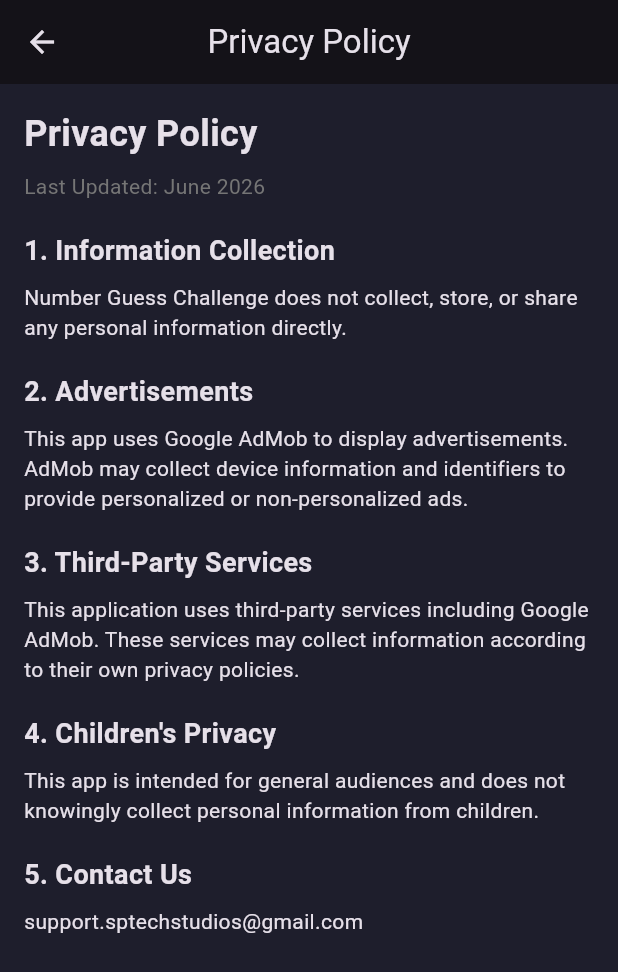
After one commit to subhadip420/number-guess-game, a Flutter app: the PrivacyPolicyPage screen opened directly, on a phone screen of 412 x 824 dp. The commit adds this screen. Shown: the top 972 px of the screen. Run offline on Flutter 3.47's test engine with Material 3 defaults, Android fonts, the phone set to English and light mode, and no system bars; our stand-ins replace audioplayers, confetti, fluttertoast, google_fonts, google_mobile_ads, shared_preferences; accounts and stored records are empty; network calls fail.

Commit message:
Add privacy policy page and about dialog.

```diff
--- /dev/null
+++ b/lib/privacy_policy_page.dart
@@ -0,0 +1,128 @@
+import 'dart:ui';
+
+import 'package:flutter/cupertino.dart';
+import 'package:flutter/material.dart';
+
+class PrivacyPolicyPage extends StatelessWidget {
+  const PrivacyPolicyPage({super.key});
+
+  @override
+  Widget build(BuildContext context) {
+
+    return Scaffold(
+      appBar: AppBar(
+        title: const Text("Privacy Policy"),
+        centerTitle: true,
+      ),
+
+      body: SingleChildScrollView(
+        padding: const EdgeInsets.all(16),
+
+        child: Column(
+          crossAxisAlignment: CrossAxisAlignment.start,
+          children: [
+
+            const Text(
+              "Privacy Policy",
+              style: TextStyle(
+                fontSize: 24,
+                fontWeight: FontWeight.bold,
+              ),
+            ),
+
+            const SizedBox(height: 8),
+
+            Text(
+              "Last Updated: June 2026",
+              style: TextStyle(
+                color: Colors.grey.shade600,
+              ),
+            ),
+
+            const SizedBox(height: 20),
+
+            const Text(
+              "1. Information Collection",
+              style: TextStyle(
+                fontSize: 18,
+                fontWeight: FontWeight.bold,
+              ),
+            ),
+
+            const SizedBox(height: 8),
+
+            const Text(
+              "Number Guess Challenge does not collect, store, or share any personal information directly.",
+            ),
+
+            const SizedBox(height: 20),
+
+            const Text(
+              "2. Advertisements",
+              style: TextStyle(
+                fontSize: 18,
+                fontWeight: FontWeight.bold,
+              ),
+            ),
+
+            const SizedBox(height: 8),
+
+            const Text(
+              "This app uses Google AdMob to display advertisements. AdMob may collect device information and identifiers to provide personalized or non-personalized ads.",
+            ),
+
+            const SizedBox(height: 20),
+
+            const Text(
+              "3. Third-Party Services",
+              style: TextStyle(
+                fontSize: 18,
+                fontWeight: FontWeight.bold,
+              ),
+            ),
+
+            const SizedBox(height: 8),
+
+            const Text(
+              "This application uses third-party services including Google AdMob. These services may collect information according to their own privacy policies.",
+            ),
+
+            const SizedBox(height: 20),
+
+            const Text(
+              "4. Children's Privacy",
+              style: TextStyle(
+                fontSize: 18,
+                fontWeight: FontWeight.bold,
+              ),
+            ),
+
+            const SizedBox(height: 8),
+
+            const Text(
+              "This app is intended for general audiences and does not knowingly collect personal information from children.",
+            ),
+
+            const SizedBox(height: 20),
+
+            const Text(
+              "5. Contact Us",
+              style: TextStyle(
+                fontSize: 18,
+                fontWeight: FontWeight.bold,
+              ),
+            ),
+
+            const SizedBox(height: 8),
+
+            const SelectableText(
+              "support.sptechstudios@gmail.com",
+            ),
+
+            const SizedBox(height: 30),
+          ],
+        ),
+      ),
+    );
+  }
+}
```
Also changed, not shown: lib/main.dart (+65 -0 lines).
